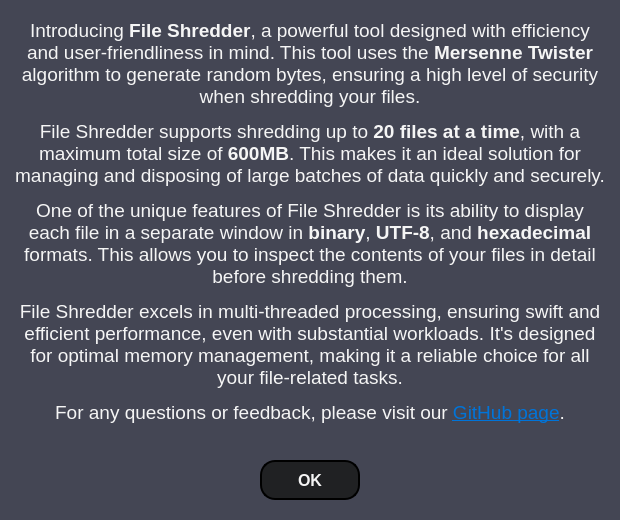
Before: the Qt Designer form FileShredder/InfoWindow.ui in Shayhha/CryptoShredder, drawn with Qt 5.
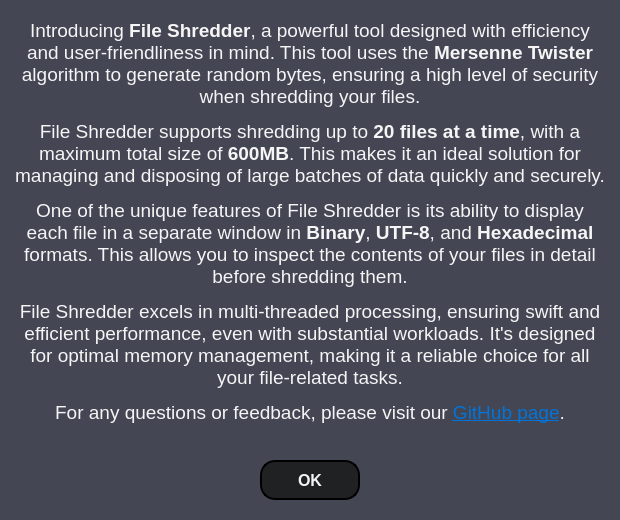
After: the same form once the commit is applied.

Patch:
```diff
--- a/FileShredder/InfoWindow.ui
+++ b/FileShredder/InfoWindow.ui
@@ -80,7 +80,7 @@
      <x>10</x>
      <y>10</y>
      <width>602</width>
-     <height>501</height>
+     <height>512</height>
     </rect>
    </property>
    <layout class="QVBoxLayout" name="verticalLayout">
@@ -147,7 +147,7 @@
 &lt;/style&gt;&lt;/head&gt;&lt;body style=&quot; font-family:'Arial'; font-size:14pt; font-weight:400; font-style:normal;&quot;&gt;
 &lt;p align=&quot;center&quot; style=&quot; margin-top:0px; margin-bottom:0px; margin-left:0px; margin-right:0px; -qt-block-indent:0; text-indent:0px;&quot;&gt;&lt;span style=&quot; color:#f5f5f5;&quot;&gt;Introducing &lt;/span&gt;&lt;span style=&quot; font-weight:600; color:#f5f5f5;&quot;&gt;File Shredder&lt;/span&gt;&lt;span style=&quot; color:#f5f5f5;&quot;&gt;, a powerful tool designed with efficiency and user-friendliness in mind. This tool uses the &lt;/span&gt;&lt;span style=&quot; font-weight:600; color:#f5f5f5;&quot;&gt;Mersenne Twister&lt;/span&gt;&lt;span style=&quot; color:#f5f5f5;&quot;&gt; algorithm to generate random bytes, ensuring a high level of security when shredding your files.&lt;/span&gt;&lt;/p&gt;
 &lt;p align=&quot;center&quot; style=&quot; margin-top:12px; margin-bottom:12px; margin-left:0px; margin-right:0px; -qt-block-indent:0; text-indent:0px;&quot;&gt;&lt;span style=&quot; color:#f5f5f5;&quot;&gt;File Shredder supports shredding up to &lt;/span&gt;&lt;span style=&quot; font-weight:600; color:#f5f5f5;&quot;&gt;20 files at a time&lt;/span&gt;&lt;span style=&quot; color:#f5f5f5;&quot;&gt;, with a maximum total size of &lt;/span&gt;&lt;span style=&quot; font-weight:600; color:#f5f5f5;&quot;&gt;600MB&lt;/span&gt;&lt;span style=&quot; color:#f5f5f5;&quot;&gt;. This makes it an ideal solution for managing and disposing of large batches of data quickly and securely.&lt;/span&gt;&lt;/p&gt;
-&lt;p align=&quot;center&quot; style=&quot; margin-top:12px; margin-bottom:12px; margin-left:0px; margin-right:0px; -qt-block-indent:0; text-indent:0px;&quot;&gt;&lt;span style=&quot; color:#f5f5f5;&quot;&gt;One of the unique features of File Shredder is its ability to display each file in a separate window in &lt;/span&gt;&lt;span style=&quot; font-weight:600; color:#f5f5f5;&quot;&gt;binary&lt;/span&gt;&lt;span style=&quot; color:#f5f5f5;&quot;&gt;, &lt;/span&gt;&lt;span style=&quot; font-weight:600; color:#f5f5f5;&quot;&gt;UTF-8&lt;/span&gt;&lt;span style=&quot; color:#f5f5f5;&quot;&gt;, and &lt;/span&gt;&lt;span style=&quot; font-weight:600; color:#f5f5f5;&quot;&gt;hexadecimal&lt;/span&gt;&lt;span style=&quot; color:#f5f5f5;&quot;&gt; formats. This allows you to inspect the contents of your files in detail before shredding them.&lt;/span&gt;&lt;/p&gt;
+&lt;p align=&quot;center&quot; style=&quot; margin-top:12px; margin-bottom:12px; margin-left:0px; margin-right:0px; -qt-block-indent:0; text-indent:0px;&quot;&gt;&lt;span style=&quot; color:#f5f5f5;&quot;&gt;One of the unique features of File Shredder is its ability to display each file in a separate window in &lt;/span&gt;&lt;span style=&quot; font-weight:600; color:#f5f5f5;&quot;&gt;Binary&lt;/span&gt;&lt;span style=&quot; color:#f5f5f5;&quot;&gt;, &lt;/span&gt;&lt;span style=&quot; font-weight:600; color:#f5f5f5;&quot;&gt;UTF-8&lt;/span&gt;&lt;span style=&quot; color:#f5f5f5;&quot;&gt;, and &lt;/span&gt;&lt;span style=&quot; font-weight:600; color:#f5f5f5;&quot;&gt;Hexadecimal&lt;/span&gt;&lt;span style=&quot; color:#f5f5f5;&quot;&gt; formats. This allows you to inspect the contents of your files in detail before shredding them.&lt;/span&gt;&lt;/p&gt;
 &lt;p align=&quot;center&quot; style=&quot; margin-top:12px; margin-bottom:12px; margin-left:0px; margin-right:0px; -qt-block-indent:0; text-indent:0px;&quot;&gt;&lt;span style=&quot; color:#f5f5f5;&quot;&gt;File Shredder excels in multi-threaded processing, ensuring swift and efficient performance, even with substantial workloads. It's designed for optimal memory management, making it a reliable choice for all your file-related tasks.&lt;/span&gt;&lt;/p&gt;
 &lt;p align=&quot;center&quot; style=&quot; margin-top:12px; margin-bottom:12px; margin-left:0px; margin-right:0px; -qt-block-indent:0; text-indent:0px;&quot;&gt;&lt;span style=&quot; color:#f5f5f5;&quot;&gt;For any questions or feedback, please visit our &lt;/span&gt;&lt;a href=&quot;https://github.com/Shayhha/FileShredder&quot;&gt;&lt;span style=&quot; text-decoration: underline; color:#0074d9;&quot;&gt;GitHub page&lt;/span&gt;&lt;/a&gt;.&lt;/p&gt;&lt;/body&gt;&lt;/html&gt;</string>
       </property>
```
